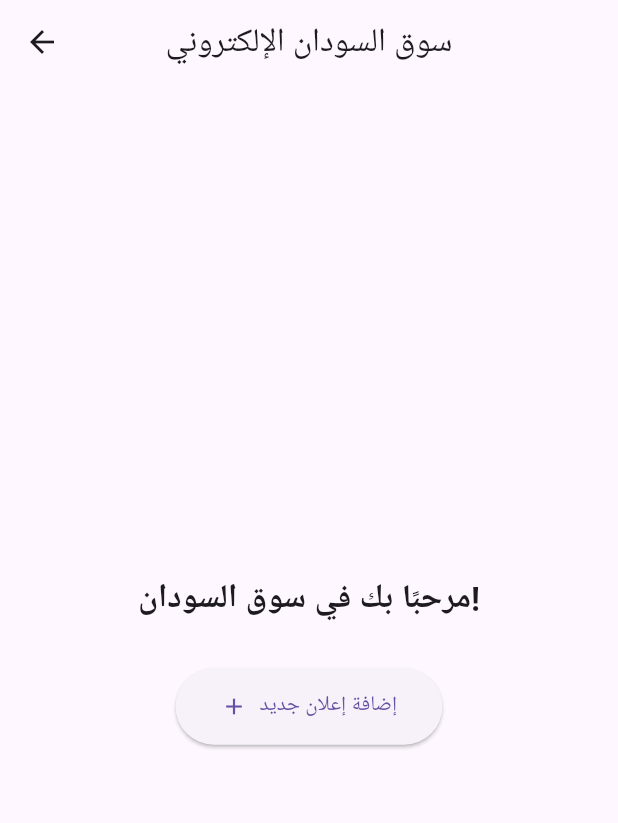
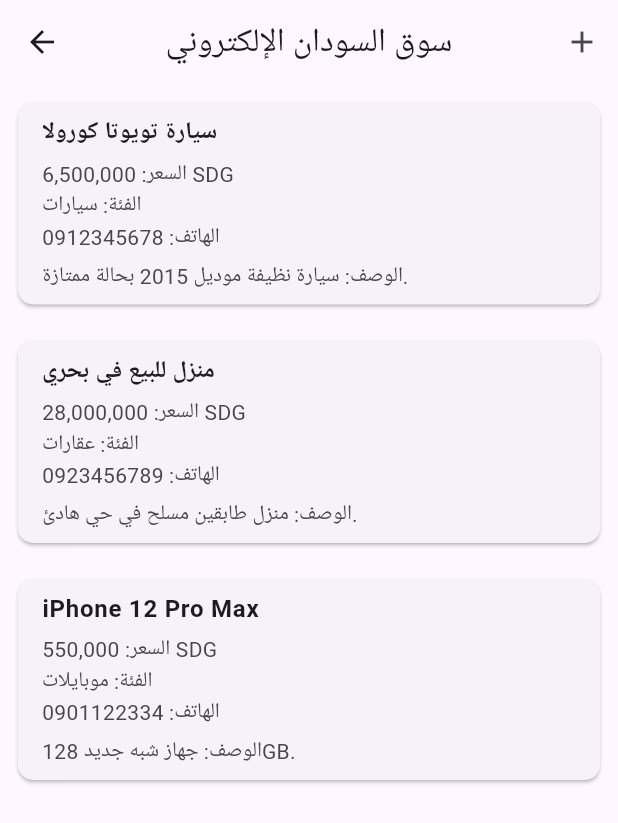
Before and after one commit to azizfone/souq-sudan-electronic, a Flutter app: the HomeScreen screen opened directly, on a phone screen of 412 x 824 dp. Shown: the top 823 px of the screen. Run offline on Flutter 3.47's test engine with Material 3 defaults, Android fonts, the phone set to English and light mode, and no system bars; Roboto replaces fonts that are missing (Arial); statements that could not run were skipped.

Commit message:
Update home_screen.dart
عرض الإعلانات الوهمية في الصفحة الرئيسية

```diff
--- a/lib/lib/screens/lib/screens/lib/screens/home_screen.dart
+++ b/lib/lib/screens/lib/screens/lib/screens/home_screen.dart
@@ -9,32 +9,67 @@ class HomeScreen extends StatelessWidget {
     );
   }
 
+  final List<Map<String, String>> dummyPosts = [
+    {
+      'title': 'سيارة تويوتا كورولا',
+      'price': '6,500,000',
+      'category': 'سيارات',
+      'phone': '0912345678',
+      'desc': 'سيارة نظيفة موديل 2015 بحالة ممتازة.'
+    },
+    {
+      'title': 'منزل للبيع في بحري',
+      'price': '28,000,000',
+      'category': 'عقارات',
+      'phone': '0923456789',
+      'desc': 'منزل طابقين مسلح في حي هادئ.'
+    },
+    {
+      'title': 'iPhone 12 Pro Max',
+      'price': '550,000',
+      'category': 'موبايلات',
+      'phone': '0901122334',
+      'desc': 'جهاز شبه جديد 128GB.'
+    },
+  ];
+
   @override
   Widget build(BuildContext context) {
     return Scaffold(
       appBar: AppBar(
         title: Text('سوق السودان الإلكتروني'),
         centerTitle: true,
+        actions: [
+          IconButton(
+            icon: Icon(Icons.add),
+            onPressed: () => _goToAddPost(context),
+          ),
+        ],
       ),
-      body: Center(
-        child: Column(
-          mainAxisAlignment: MainAxisAlignment.center,
-          children: [
-            Text(
-              'مرحبًا بك في سوق السودان!',
-              style: TextStyle(fontSize: 22, fontWeight: FontWeight.bold),
+      body: ListView.builder(
+        itemCount: dummyPosts.length,
+        itemBuilder: (context, index) {
+          final post = dummyPosts[index];
+          return Card(
+            margin: EdgeInsets.all(12),
+            shape: RoundedRectangleBorder(borderRadius: BorderRadius.circular(10)),
+            child: ListTile(
+              title: Text(post['title']!, style: TextStyle(fontWeight: FontWeight.bold)),
+              subtitle: Column(
+                crossAxisAlignment: CrossAxisAlignment.start,
+                children: [
+                  SizedBox(height: 5),
+                  Text("السعر: ${post['price']} SDG"),
+                  Text("الفئة: ${post['category']}"),
+                  Text("الهاتف: ${post['phone']}"),
+                  SizedBox(height: 5),
+                  Text("الوصف: ${post['desc']}"),
+                ],
+              ),
+              isThreeLine: true,
             ),
-            SizedBox(height: 30),
-            ElevatedButton.icon(
-              onPressed: () => _goToAddPost(context),
-              icon: Icon(Icons.add),
-              label: Text('إضافة إعلان جديد'),
-              style: ElevatedButton.styleFrom(
-                padding: EdgeInsets.symmetric(horizontal: 30, vertical: 15),
-              ),
-            ),
-          ],
-        ),
+          );
+        },
       ),
     );
   }
```
